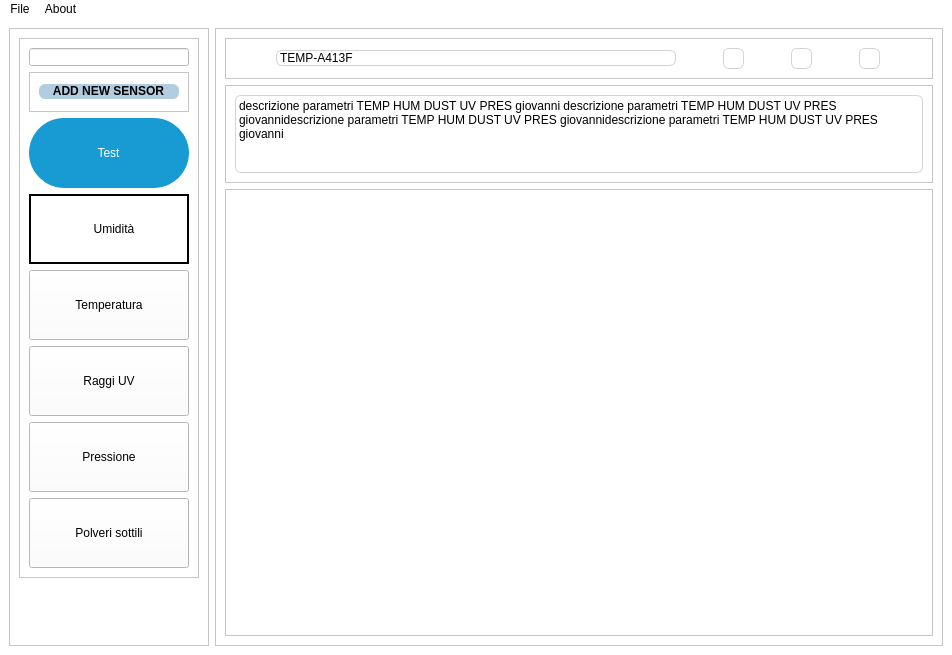
This is mainWindow.ui in Marcker100/AppMeteo as Qt 5 draws it before an edit. The edited form follows.
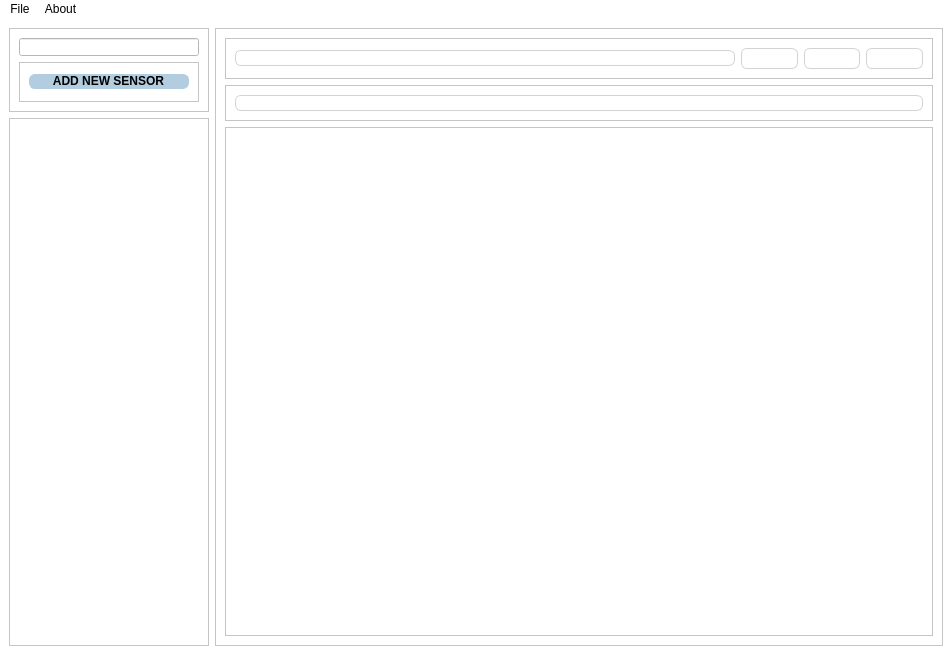
This is the edited form. Icons and pictures are not drawn.

Patch:
```diff
--- a/mainWindow.ui
+++ b/mainWindow.ui
@@ -35,352 +35,7 @@
     <string notr="true">color: rgb(255, 255, 255);</string>
    </property>
    <layout class="QGridLayout" name="gridLayout_2">
-    <item row="0" column="0" rowspan="8">
-     <widget class="QScrollArea" name="scrollArea">
-      <property name="maximumSize">
-       <size>
-        <width>200</width>
-        <height>16777215</height>
-       </size>
-      </property>
-      <property name="styleSheet">
-       <string notr="true">QScrollBar {
-        border: none;
-        background: white;
-        width: 10px;
-    }
-QScrollBar::handle {
-        background: lightgrey;
-        border: 2px solid lightgrey;
-        border-radius: 5px;
-}
-QScrollBar::handle:hover {
-        background: grey;
-}
-QScrollBar::add-line:vertical {
-        border: none;
-        background: none;
-		 height: 10px;
-        subcontrol-position: top;
-        subcontrol-origin: margin;
-    }
-QScrollBar::sub-line:vertical {
-        border: none;
-        background: none;
-        height: 10px;
-        subcontrol-position: bottom;
-        subcontrol-origin: margin;
-    }
-    QScrollBar::add-page:vertical, QScrollBar::sub-page:vertical {
-        background: none;
-}</string>
-      </property>
-      <property name="widgetResizable">
-       <bool>true</bool>
-      </property>
-      <property name="alignment">
-       <set>Qt::AlignLeading|Qt::AlignLeft|Qt::AlignTop</set>
-      </property>
-      <widget class="QWidget" name="scrollAreaWidgetContents_2">
-       <property name="geometry">
-        <rect>
-         <x>0</x>
-         <y>0</y>
-         <width>198</width>
-         <height>564</height>
-        </rect>
-       </property>
-       <property name="sizePolicy">
-        <sizepolicy hsizetype="Preferred" vsizetype="Fixed">
-         <horstretch>0</horstretch>
-         <verstretch>0</verstretch>
-        </sizepolicy>
-       </property>
-       <layout class="QVBoxLayout" name="verticalLayout">
-        <item>
-         <widget class="QFrame" name="frame_scroll">
-          <property name="sizePolicy">
-           <sizepolicy hsizetype="Preferred" vsizetype="Fixed">
-            <horstretch>0</horstretch>
-            <verstretch>0</verstretch>
-           </sizepolicy>
-          </property>
-          <property name="minimumSize">
-           <size>
-            <width>100</width>
-            <height>0</height>
-           </size>
-          </property>
-          <property name="autoFillBackground">
-           <bool>false</bool>
-          </property>
-          <property name="styleSheet">
-           <string notr="true">color: rgb(0, 0, 0);</string>
-          </property>
-          <property name="frameShape">
-           <enum>QFrame::StyledPanel</enum>
-          </property>
-          <property name="frameShadow">
-           <enum>QFrame::Raised</enum>
-          </property>
-          <layout class="QVBoxLayout" name="verticalLayout_2">
-           <property name="sizeConstraint">
-            <enum>QLayout::SetDefaultConstraint</enum>
-           </property>
-           <item>
-            <widget class="QLineEdit" name="Find">
-             <property name="styleSheet">
-              <string notr="true">QLineEdit {
-	color: rgb(0, 0, 0);
-&quot;background-image: url(:/icons/search_icon_216897.svg);
-background-size: 5px 5px;
-background-repeat: no-repeat;
-background-position: left;
-padding-left: 30px;&quot;
-}
-</string>
-             </property>
-             <property name="text">
-              <string/>
-             </property>
-             <property name="alignment">
-              <set>Qt::AlignHCenter|Qt::AlignTop</set>
-             </property>
-             <property name="clearButtonEnabled">
-              <bool>true</bool>
-             </property>
-            </widget>
-           </item>
-           <item>
-            <widget class="QFrame" name="frame_add_delete">
-             <property name="minimumSize">
-              <size>
-               <width>0</width>
-               <height>40</height>
-              </size>
-             </property>
-             <property name="maximumSize">
-              <size>
-               <width>16777215</width>
-               <height>50</height>
-              </size>
-             </property>
-             <property name="styleSheet">
-              <string notr="true">QFrame{
-
-}</string>
-             </property>
-             <property name="frameShape">
-              <enum>QFrame::StyledPanel</enum>
-             </property>
-             <property name="frameShadow">
-              <enum>QFrame::Raised</enum>
-             </property>
-             <layout class="QHBoxLayout" name="horizontalLayout">
-              <item>
-               <widget class="QPushButton" name="Add">
-                <property name="styleSheet">
-                 <string notr="true">*{	
-		background-color: #b3cde0;
-		color: #fff;
-	
-}
-QPushButton{
-       border-radius: 6px;
-		border-right: 1px solid #b3cde0;
-		border-bottom: 1px solid #b3cde0;
-		font-weight: bold;
-		color: black;
-
-}
-QPushButton:hover:!pressed {
-		background-color: #6497b1;
-		color: black;
-		
-}</string>
-                </property>
-                <property name="text">
-                 <string>ADD NEW SENSOR</string>
-                </property>
-               </widget>
-              </item>
-             </layout>
-            </widget>
-           </item>
-           <item>
-            <widget class="QPushButton" name="test">
-             <property name="minimumSize">
-              <size>
-               <width>0</width>
-               <height>70</height>
-              </size>
-             </property>
-             <property name="maximumSize">
-              <size>
-               <width>16777215</width>
-               <height>70</height>
-              </size>
-             </property>
-             <property name="styleSheet">
-              <string notr="true">QPushButton{
-	image: url(:/icons/tab_new_icon_216619.svg);
-       border-radius: 35px;
-		border-right: 1px solid #189ad3;
-		border-bottom: 1px solid #189ad3;
-
-}
-
-QPushButton:enabled {
-		background-color: #189ad3;
-		color: white;
-}
-
-QPushButton:pressed {
-		background-color: white;
-		color: white;
-}
-
-
-QPushButton:hover:!pressed {
-		background-color: #E1F4FF;
-		color: #0c2f70;
-}
-
-QPushButton:disabled {
-		background-color: #aaaaaa;
-		color: #ffffff;
-}
-</string>
-             </property>
-             <property name="text">
-              <string>Test</string>
-             </property>
-            </widget>
-           </item>
-           <item>
-            <widget class="QPushButton" name="umidita">
-             <property name="minimumSize">
-              <size>
-               <width>0</width>
-               <height>70</height>
-              </size>
-             </property>
-             <property name="maximumSize">
-              <size>
-               <width>16777215</width>
-               <height>70</height>
-              </size>
-             </property>
-             <property name="styleSheet">
-              <string notr="true">QPushButton{
-background-repeat: no-repeat;
-background-position: left;
-padding-left: 10px;
-color: rgb(0, 0, 0);
-border: 2px solid black
-}</string>
-             </property>
-             <property name="text">
-              <string>Umidità</string>
-             </property>
-            </widget>
-           </item>
-           <item>
-            <widget class="QPushButton" name="temperatura">
-             <property name="minimumSize">
-              <size>
-               <width>0</width>
-               <height>70</height>
-              </size>
-             </property>
-             <property name="maximumSize">
-              <size>
-               <width>16777215</width>
-               <height>70</height>
-              </size>
-             </property>
-             <property name="styleSheet">
-              <string notr="true">color: rgb(0, 0, 0);</string>
-             </property>
-             <property name="text">
-              <string>Temperatura</string>
-             </property>
-            </widget>
-           </item>
-           <item>
-            <widget class="QPushButton" name="raggiuv">
-             <property name="minimumSize">
-              <size>
-               <width>0</width>
-               <height>70</height>
-              </size>
-             </property>
-             <property name="maximumSize">
-              <size>
-               <width>16777215</width>
-               <height>70</height>
-              </size>
-             </property>
-             <property name="styleSheet">
-              <string notr="true">color: rgb(0, 0, 0);</string>
-             </property>
-             <property name="text">
-              <string>Raggi UV</string>
-             </property>
-            </widget>
-           </item>
-           <item>
-            <widget class="QPushButton" name="pressione">
-             <property name="minimumSize">
-              <size>
-               <width>0</width>
-               <height>70</height>
-              </size>
-             </property>
-             <property name="maximumSize">
-              <size>
-               <width>16777215</width>
-               <height>70</height>
-              </size>
-             </property>
-             <property name="styleSheet">
-              <string notr="true">color: rgb(0, 0, 0);</string>
-             </property>
-             <property name="text">
-              <string>Pressione</string>
-             </property>
-            </widget>
-           </item>
-           <item>
-            <widget class="QPushButton" name="polveri">
-             <property name="minimumSize">
-              <size>
-               <width>0</width>
-               <height>70</height>
-              </size>
-             </property>
-             <property name="maximumSize">
-              <size>
-               <width>16777215</width>
-               <height>70</height>
-              </size>
-             </property>
-             <property name="styleSheet">
-              <string notr="true">color: rgb(0, 0, 0);</string>
-             </property>
-             <property name="text">
-              <string>Polveri sottili</string>
-             </property>
-            </widget>
-           </item>
-          </layout>
-         </widget>
-        </item>
-       </layout>
-      </widget>
-     </widget>
-    </item>
-    <item row="0" column="2" rowspan="8">
+    <item row="0" column="2" rowspan="2">
      <widget class="QFrame" name="frame_sensor">
       <property name="enabled">
        <bool>true</bool>
@@ -415,11 +70,17 @@
           <item>
            <widget class="QLabel" name="nome_sensore">
             <property name="sizePolicy">
-             <sizepolicy hsizetype="Preferred" vsizetype="Maximum">
+             <sizepolicy hsizetype="Fixed" vsizetype="Maximum">
               <horstretch>0</horstretch>
               <verstretch>0</verstretch>
              </sizepolicy>
             </property>
+            <property name="minimumSize">
+             <size>
+              <width>500</width>
+              <height>0</height>
+             </size>
+            </property>
             <property name="maximumSize">
              <size>
               <width>400</width>
@@ -435,12 +96,18 @@
 }</string>
             </property>
             <property name="text">
-             <string>TEMP-A413F</string>
+             <string/>
             </property>
            </widget>
           </item>
           <item>
            <widget class="QToolButton" name="simula">
+            <property name="sizePolicy">
+             <sizepolicy hsizetype="Minimum" vsizetype="Minimum">
+              <horstretch>0</horstretch>
+              <verstretch>0</verstretch>
+             </sizepolicy>
+            </property>
             <property name="styleSheet">
              <string notr="true">QToolButton { 
 image: url(:/line_chart_icon_215576.svg); 	        
@@ -461,6 +128,12 @@
           </item>
           <item>
            <widget class="QToolButton" name="modifica">
+            <property name="sizePolicy">
+             <sizepolicy hsizetype="Minimum" vsizetype="Minimum">
+              <horstretch>0</horstretch>
+              <verstretch>0</verstretch>
+             </sizepolicy>
+            </property>
             <property name="styleSheet">
              <string notr="true">QToolButton { 
 image: url(:/modifica.svg); 	        
@@ -480,6 +153,12 @@
           </item>
           <item>
            <widget class="QToolButton" name="cancella">
+            <property name="sizePolicy">
+             <sizepolicy hsizetype="Minimum" vsizetype="Minimum">
+              <horstretch>0</horstretch>
+              <verstretch>0</verstretch>
+             </sizepolicy>
+            </property>
             <property name="styleSheet">
              <string notr="true">QToolButton { 
 image: url(:/bin.svg); 	        
@@ -556,7 +235,7 @@
 }</string>
             </property>
             <property name="text">
-             <string>descrizione parametri TEMP HUM DUST UV PRES giovanni descrizione parametri TEMP HUM DUST UV PRES giovannidescrizione parametri TEMP HUM DUST UV PRES giovannidescrizione parametri TEMP HUM DUST UV PRES giovanni</string>
+             <string/>
             </property>
             <property name="scaledContents">
              <bool>false</bool>
@@ -592,6 +271,135 @@
       </layout>
      </widget>
     </item>
+    <item row="0" column="0">
+     <widget class="QFrame" name="frame_scroll">
+      <property name="sizePolicy">
+       <sizepolicy hsizetype="Preferred" vsizetype="Fixed">
+        <horstretch>0</horstretch>
+        <verstretch>0</verstretch>
+       </sizepolicy>
+      </property>
+      <property name="minimumSize">
+       <size>
+        <width>200</width>
+        <height>0</height>
+       </size>
+      </property>
+      <property name="maximumSize">
+       <size>
+        <width>200</width>
+        <height>16777215</height>
+       </size>
+      </property>
+      <property name="autoFillBackground">
+       <bool>false</bool>
+      </property>
+      <property name="styleSheet">
+       <string notr="true">color: rgb(0, 0, 0);</string>
+      </property>
+      <property name="frameShape">
+       <enum>QFrame::StyledPanel</enum>
+      </property>
+      <property name="frameShadow">
+       <enum>QFrame::Raised</enum>
+      </property>
+      <layout class="QGridLayout" name="gridLayout">
+       <property name="sizeConstraint">
+        <enum>QLayout::SetDefaultConstraint</enum>
+       </property>
+       <item row="0" column="0">
+        <widget class="QLineEdit" name="Find">
+         <property name="styleSheet">
+          <string notr="true">QLineEdit {
+	color: rgb(0, 0, 0);
+&quot;background-image: url(:/icons/search_icon_216897.svg);
+background-size: 5px 5px;
+background-repeat: no-repeat;
+background-position: left;
+padding-left: 30px;&quot;
+}
+</string>
+         </property>
+         <property name="text">
+          <string/>
+         </property>
+         <property name="alignment">
+          <set>Qt::AlignHCenter|Qt::AlignTop</set>
+         </property>
+         <property name="clearButtonEnabled">
+          <bool>true</bool>
+         </property>
+        </widget>
+       </item>
+       <item row="1" column="0">
+        <widget class="QFrame" name="frame_add_delete">
+         <property name="minimumSize">
+          <size>
+           <width>0</width>
+           <height>40</height>
+          </size>
+         </property>
+         <property name="maximumSize">
+          <size>
+           <width>16777215</width>
+           <height>50</height>
+          </size>
+         </property>
+         <property name="styleSheet">
+          <string notr="true">QFrame{
+
+}</string>
+         </property>
+         <property name="frameShape">
+          <enum>QFrame::StyledPanel</enum>
+         </property>
+         <property name="frameShadow">
+          <enum>QFrame::Raised</enum>
+         </property>
+         <layout class="QHBoxLayout" name="horizontalLayout">
+          <item>
+           <widget class="QPushButton" name="Add">
+            <property name="styleSheet">
+             <string notr="true">*{	
+		background-color: #b3cde0;
+		color: #fff;
+	
+}
+QPushButton{
+       border-radius: 6px;
+		border-right: 1px solid #b3cde0;
+		border-bottom: 1px solid #b3cde0;
+		font-weight: bold;
+		color: black;
+
+}
+QPushButton:hover:!pressed {
+		background-color: #6497b1;
+		color: black;
+		
+}</string>
+            </property>
+            <property name="text">
+             <string>ADD NEW SENSOR</string>
+            </property>
+           </widget>
+          </item>
+         </layout>
+        </widget>
+       </item>
+      </layout>
+     </widget>
+    </item>
+    <item row="1" column="0">
+     <widget class="QFrame" name="lista">
+      <property name="frameShape">
+       <enum>QFrame::StyledPanel</enum>
+      </property>
+      <property name="frameShadow">
+       <enum>QFrame::Raised</enum>
+      </property>
+     </widget>
+    </item>
    </layout>
   </widget>
   <widget class="QMenuBar" name="menubar">
```
